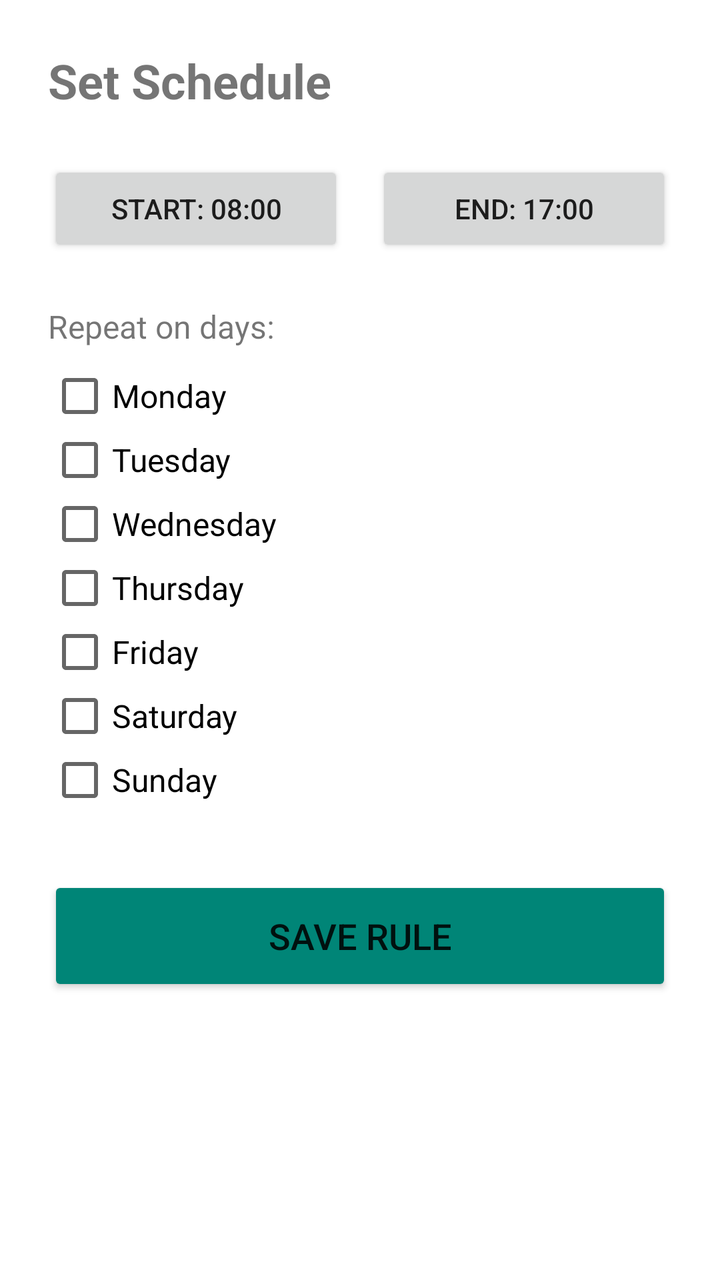
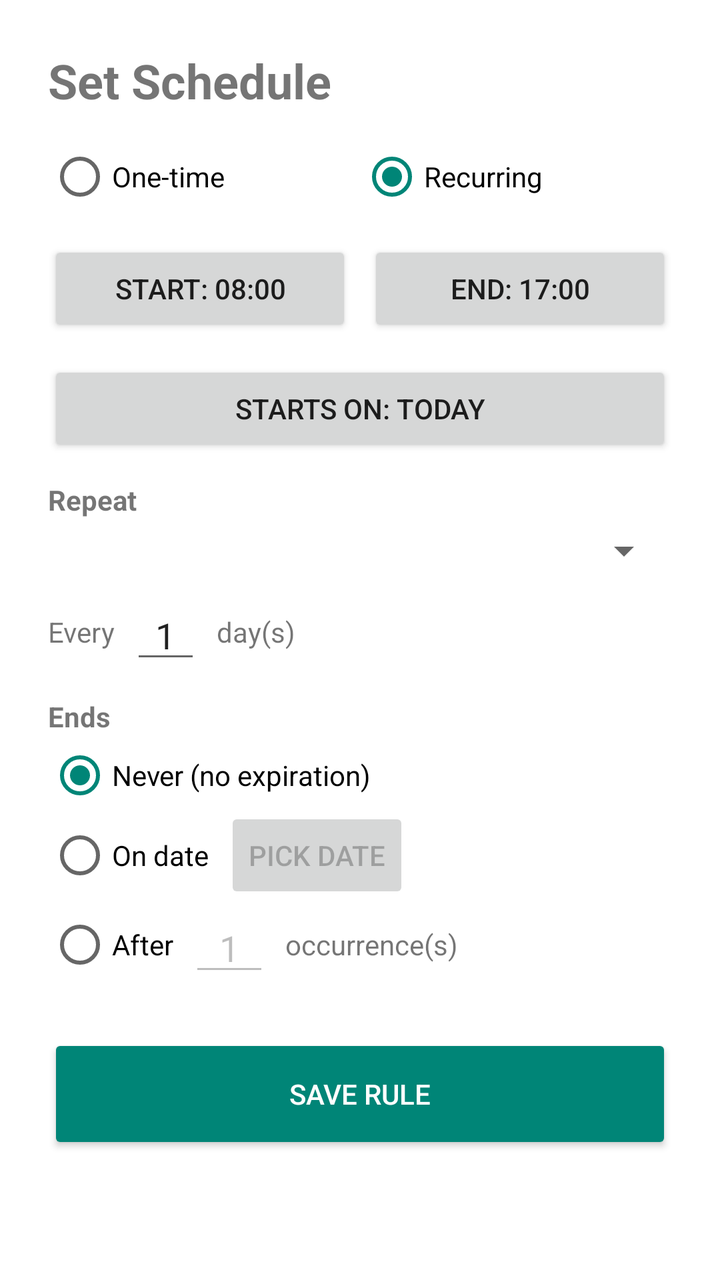

Screens rendered from an Android XML layout before and after an edit, with the pre-edit source and the edit as a unified diff.
<!-- AndroidManifest.xml: application theme AppTheme -->
<!-- res/layout/activity_schedule.xml -->
<?xml version="1.0" encoding="utf-8"?>
<ScrollView xmlns:android="http://schemas.android.com/apk/res/android"
    android:layout_width="match_parent"
    android:layout_height="match_parent"
    android:background="@color/white"
    android:fillViewport="true">

<LinearLayout
    android:layout_width="match_parent"
    android:layout_height="wrap_content"
    android:orientation="vertical"
    android:padding="24dp">

    <TextView
        android:layout_width="wrap_content"
        android:layout_height="wrap_content"
        android:text="Set Schedule"
        android:textSize="24sp"
        android:textStyle="bold"
        android:layout_marginBottom="24dp"/>

    
    <LinearLayout
        android:layout_width="match_parent"
        android:layout_height="wrap_content"
        android:orientation="horizontal"
        android:layout_marginBottom="24dp">

        <Button
            android:id="@+id/btn_start_time"
            android:layout_width="0dp"
            android:layout_height="wrap_content"
            android:layout_weight="1"
            android:text="Start: 08:00"
            android:layout_marginEnd="8dp"/>

        <Button
            android:id="@+id/btn_end_time"
            android:layout_width="0dp"
            android:layout_height="wrap_content"
            android:layout_weight="1"
            android:text="End: 17:00"
            android:layout_marginStart="8dp"/>
    </LinearLayout>

    
    <TextView
        android:layout_width="wrap_content"
        android:layout_height="wrap_content"
        android:text="Repeat on days:"
        android:textSize="16sp"
        android:layout_marginBottom="8dp"/>

    <LinearLayout
        android:layout_width="match_parent"
        android:layout_height="wrap_content"
        android:orientation="vertical"
        android:layout_marginBottom="32dp">

        <CheckBox android:id="@+id/chk_mon" android:layout_width="wrap_content" android:layout_height="wrap_content" android:text="@string/monday" android:textSize="16sp" />
        <CheckBox android:id="@+id/chk_tue" android:layout_width="wrap_content" android:layout_height="wrap_content" android:text="@string/tuesday" android:textSize="16sp" />
        <CheckBox android:id="@+id/chk_wed" android:layout_width="wrap_content" android:layout_height="wrap_content" android:text="@string/wednesday" android:textSize="16sp" />
        <CheckBox android:id="@+id/chk_thu" android:layout_width="wrap_content" android:layout_height="wrap_content" android:text="@string/thursday" android:textSize="16sp" />
        <CheckBox android:id="@+id/chk_fri" android:layout_width="wrap_content" android:layout_height="wrap_content" android:text="@string/friday" android:textSize="16sp" />
        <CheckBox android:id="@+id/chk_sat" android:layout_width="wrap_content" android:layout_height="wrap_content" android:text="@string/saturday" android:textSize="16sp" />
        <CheckBox android:id="@+id/chk_sun" android:layout_width="wrap_content" android:layout_height="wrap_content" android:text="@string/sunday" android:textSize="16sp" />
    </LinearLayout>

    <Button
        android:id="@+id/btn_save_rule"
        android:layout_width="match_parent"
        android:layout_height="60dp"
        android:text="Save Rule"
        android:textSize="18sp"
        android:backgroundTint="@color/colorPrimary" />

</LinearLayout>
</ScrollView>
<!-- resources referenced by this layout -->
<resources>
  <color name="colorPrimary">#008577</color>
  <color name="white">#FFFFFF</color>
  <string name="friday">Friday</string>
  <string name="monday">Monday</string>
  <string name="saturday">Saturday</string>
  <string name="sunday">Sunday</string>
  <string name="thursday">Thursday</string>
  <string name="tuesday">Tuesday</string>
  <string name="wednesday">Wednesday</string>
  <style name="AppTheme" parent="Theme.AppCompat.Light.NoActionBar">
          
          <item name="colorPrimary">@color/colorPrimary</item>
          <item name="colorPrimaryDark">@color/colorPrimaryDark</item>
          <item name="colorAccent">@color/colorAccent</item>
      </style>
  <color name="colorPrimaryDark">#00574B</color>
  <color name="colorAccent">#008577</color>
</resources>

<!-- the commit's change to res/layout/activity_schedule.xml (unified diff, before → after) -->
@@ -17,61 +17,299 @@
         android:text="Set Schedule"
         android:textSize="24sp"
         android:textStyle="bold"
-        android:layout_marginBottom="24dp"/>
+        android:layout_marginBottom="16dp"/>
 
     
-    <LinearLayout
+    <RadioGroup
+        android:id="@+id/rg_event_type"
         android:layout_width="match_parent"
         android:layout_height="wrap_content"
         android:orientation="horizontal"
-        android:layout_marginBottom="24dp">
-
-        <Button
-            android:id="@+id/btn_start_time"
+        android:layout_marginBottom="16dp">
+
+        <RadioButton
+            android:id="@+id/rb_once"
             android:layout_width="0dp"
             android:layout_height="wrap_content"
             android:layout_weight="1"
-            android:text="Start: 08:00"
-            android:layout_marginEnd="8dp"/>
-
-        <Button
-            android:id="@+id/btn_end_time"
+            android:text="One-time" />
+
+        <RadioButton
+            android:id="@+id/rb_recurring"
             android:layout_width="0dp"
             android:layout_height="wrap_content"
             android:layout_weight="1"
-            android:text="End: 17:00"
-            android:layout_marginStart="8dp"/>
-    </LinearLayout>
+            android:checked="true"
+            android:text="Recurring" />
+    </RadioGroup>
 
     
-    <TextView
-        android:layout_width="wrap_content"
-        android:layout_height="wrap_content"
-        android:text="Repeat on days:"
-        android:textSize="16sp"
-        android:layout_marginBottom="8dp"/>
-
     <LinearLayout
+        android:id="@+id/section_once"
         android:layout_width="match_parent"
         android:layout_height="wrap_content"
         android:orientation="vertical"
-        android:layout_marginBottom="32dp">
-
-        <CheckBox android:id="@+id/chk_mon" android:layout_width="wrap_content" android:layout_height="wrap_content" android:text="@string/monday" android:textSize="16sp" />
-        <CheckBox android:id="@+id/chk_tue" android:layout_width="wrap_content" android:layout_height="wrap_content" android:text="@string/tuesday" android:textSize="16sp" />
-        <CheckBox android:id="@+id/chk_wed" android:layout_width="wrap_content" android:layout_height="wrap_content" android:text="@string/wednesday" android:textSize="16sp" />
-        <CheckBox android:id="@+id/chk_thu" android:layout_width="wrap_content" android:layout_height="wrap_content" android:text="@string/thursday" android:textSize="16sp" />
-        <CheckBox android:id="@+id/chk_fri" android:layout_width="wrap_content" android:layout_height="wrap_content" android:text="@string/friday" android:textSize="16sp" />
-        <CheckBox android:id="@+id/chk_sat" android:layout_width="wrap_content" android:layout_height="wrap_content" android:text="@string/saturday" android:textSize="16sp" />
-        <CheckBox android:id="@+id/chk_sun" android:layout_width="wrap_content" android:layout_height="wrap_content" android:text="@string/sunday" android:textSize="16sp" />
+        android:visibility="gone"
+        android:layout_marginBottom="8dp">
+
+        <TextView
+            android:layout_width="wrap_content"
+            android:layout_height="wrap_content"
+            android:text="From"
+            android:textStyle="bold"
+            android:layout_marginBottom="4dp"/>
+
+        <LinearLayout
+            android:layout_width="match_parent"
+            android:layout_height="wrap_content"
+            android:orientation="horizontal"
+            android:layout_marginBottom="12dp">
+
+            <Button
+                android:id="@+id/btn_once_start_date"
+                android:layout_width="0dp"
+                android:layout_height="wrap_content"
+                android:layout_weight="3"
+                android:layout_marginEnd="8dp"
+                android:text="Date" />
+
+            <Button
+                android:id="@+id/btn_once_start_time"
+                android:layout_width="0dp"
+                android:layout_height="wrap_content"
+                android:layout_weight="2"
+                android:text="Time" />
+        </LinearLayout>
+
+        <TextView
+            android:layout_width="wrap_content"
+            android:layout_height="wrap_content"
+            android:text="To"
+            android:textStyle="bold"
+            android:layout_marginBottom="4dp"/>
+
+        <LinearLayout
+            android:layout_width="match_parent"
+            android:layout_height="wrap_content"
+            android:orientation="horizontal"
+            android:layout_marginBottom="8dp">
+
+            <Button
+                android:id="@+id/btn_once_end_date"
+                android:layout_width="0dp"
+                android:layout_height="wrap_content"
+                android:layout_weight="3"
+                android:layout_marginEnd="8dp"
+                android:text="Date" />
+
+            <Button
+                android:id="@+id/btn_once_end_time"
+                android:layout_width="0dp"
+                android:layout_height="wrap_content"
+                android:layout_weight="2"
+                android:text="Time" />
+        </LinearLayout>
+    </LinearLayout>
+
+    
+    <LinearLayout
+        android:id="@+id/section_recur"
+        android:layout_width="match_parent"
+        android:layout_height="wrap_content"
+        android:orientation="vertical"
+        android:layout_marginBottom="8dp">
+
+        
+        <LinearLayout
+            android:layout_width="match_parent"
+            android:layout_height="wrap_content"
+            android:orientation="horizontal"
+            android:layout_marginBottom="12dp">
+
+            <Button
+                android:id="@+id/btn_start_time"
+                android:layout_width="0dp"
+                android:layout_height="wrap_content"
+                android:layout_weight="1"
+                android:text="Start: 08:00"
+                android:layout_marginEnd="8dp"/>
+
+            <Button
+                android:id="@+id/btn_end_time"
+                android:layout_width="0dp"
+                android:layout_height="wrap_content"
+                android:layout_weight="1"
+                android:text="End: 17:00"/>
+        </LinearLayout>
+
+        
+        <Button
+            android:id="@+id/btn_anchor_date"
+            android:layout_width="match_parent"
+            android:layout_height="wrap_content"
+            android:layout_marginBottom="12dp"
+            android:text="Starts on: today" />
+
+        
+        <TextView
+            android:layout_width="wrap_content"
+            android:layout_height="wrap_content"
+            android:text="Repeat"
+            android:textStyle="bold"
+            android:layout_marginBottom="4dp"/>
+
+        <Spinner
+            android:id="@+id/spinner_freq"
+            android:layout_width="match_parent"
+            android:layout_height="wrap_content"
+            android:layout_marginBottom="8dp"/>
+
+        <LinearLayout
+            android:layout_width="match_parent"
+            android:layout_height="wrap_content"
+            android:orientation="horizontal"
+            android:gravity="center_vertical"
+            android:layout_marginBottom="12dp">
+
+            <TextView
+                android:layout_width="wrap_content"
+                android:layout_height="wrap_content"
+                android:text="Every"
+                android:layout_marginEnd="8dp"/>
+
+            <EditText
+                android:id="@+id/et_interval"
+                android:layout_width="35dp"
+                android:layout_height="wrap_content"
+                android:inputType="number"
+                android:gravity="center"
+                android:maxLength="2"
+                android:text="1"
+                android:layout_marginEnd="8dp"/>
+
+            <TextView
+                android:id="@+id/tv_interval_unit"
+                android:layout_width="wrap_content"
+                android:layout_height="wrap_content"
+                android:text="day(s)"/>
+        </LinearLayout>
+
+        
+        <LinearLayout
+            android:id="@+id/days_container"
+            android:layout_width="match_parent"
+            android:layout_height="wrap_content"
+            android:orientation="vertical"
+            android:visibility="gone"
+            android:layout_marginBottom="8dp">
+
+            <TextView
+                android:layout_width="wrap_content"
+                android:layout_height="wrap_content"
+                android:text="Repeat on days"
+                android:textStyle="bold"
+                android:layout_marginBottom="4dp"/>
+
+            <CheckBox android:id="@+id/chk_mon" android:layout_width="wrap_content" android:layout_height="wrap_content" android:text="@string/monday" android:textSize="16sp" />
+            <CheckBox android:id="@+id/chk_tue" android:layout_width="wrap_content" android:layout_height="wrap_content" android:text="@string/tuesday" android:textSize="16sp" />
+            <CheckBox android:id="@+id/chk_wed" android:layout_width="wrap_content" android:layout_height="wrap_content" android:text="@string/wednesday" android:textSize="16sp" />
+            <CheckBox android:id="@+id/chk_thu" android:layout_width="wrap_content" android:layout_height="wrap_content" android:text="@string/thursday" android:textSize="16sp" />
+            <CheckBox android:id="@+id/chk_fri" android:layout_width="wrap_content" android:layout_height="wrap_content" android:text="@string/friday" android:textSize="16sp" />
+            <CheckBox android:id="@+id/chk_sat" android:layout_width="wrap_content" android:layout_height="wrap_content" android:text="@string/saturday" android:textSize="16sp" />
+            <CheckBox android:id="@+id/chk_sun" android:layout_width="wrap_content" android:layout_height="wrap_content" android:text="@string/sunday" android:textSize="16sp" />
+        </LinearLayout>
+
+        
+        <TextView
+            android:id="@+id/tv_freq_info"
+            android:layout_width="wrap_content"
+            android:layout_height="wrap_content"
+            android:visibility="gone"
+            android:textColor="@color/text_secondary"
+            android:layout_marginBottom="8dp"/>
+
+        
+        <TextView
+            android:layout_width="wrap_content"
+            android:layout_height="wrap_content"
+            android:text="Ends"
+            android:textStyle="bold"
+            android:layout_marginBottom="4dp"/>
+
+        
+        <LinearLayout
+            android:id="@+id/rg_term"
+            android:layout_width="match_parent"
+            android:layout_height="wrap_content"
+            android:orientation="vertical">
+
+            <RadioButton
+                android:id="@+id/rb_forever"
+                android:layout_width="wrap_content"
+                android:layout_height="wrap_content"
+                android:checked="true"
+                android:text="Never (no expiration)" />
+
+            <LinearLayout
+                android:layout_width="match_parent"
+                android:layout_height="wrap_content"
+                android:orientation="horizontal"
+                android:gravity="center_vertical">
+
+                <RadioButton
+                    android:id="@+id/rb_until"
+                    android:layout_width="wrap_content"
+                    android:layout_height="wrap_content"
+                    android:text="On date" />
+
+                <Button
+                    android:id="@+id/btn_until_date"
+                    android:layout_width="wrap_content"
+                    android:layout_height="wrap_content"
+                    android:enabled="false"
+                    android:layout_marginStart="8dp"
+                    android:text="Pick date" />
+            </LinearLayout>
+
+            <LinearLayout
+                android:layout_width="match_parent"
+                android:layout_height="wrap_content"
+                android:orientation="horizontal"
+                android:gravity="center_vertical">
+
+                <RadioButton
+                    android:id="@+id/rb_count"
+                    android:layout_width="wrap_content"
+                    android:layout_height="wrap_content"
+                    android:text="After" />
+
+                <EditText
+                    android:id="@+id/et_count"
+                    android:layout_width="40dp"
+                    android:layout_height="wrap_content"
+                    android:inputType="number"
+                    android:gravity="center"
+                    android:maxLength="3"
+                    android:enabled="false"
+                    android:text="1"
+                    android:layout_marginStart="8dp"
+                    android:layout_marginEnd="8dp"/>
+
+                <TextView
+                    android:layout_width="wrap_content"
+                    android:layout_height="wrap_content"
+                    android:text="occurrence(s)"/>
+            </LinearLayout>
+        </LinearLayout>
     </LinearLayout>
 
     <Button
         android:id="@+id/btn_save_rule"
         android:layout_width="match_parent"
         android:layout_height="60dp"
+        android:layout_marginTop="16dp"
         android:text="Save Rule"
-        android:textSize="18sp"
+        android:textColor="@color/white"
         android:backgroundTint="@color/colorPrimary" />
 
 </LinearLayout>
<!-- resource entries referenced after the edit -->
@@ -1,6 +1,7 @@
 <!-- resources referenced by this layout -->
 <resources>
   <color name="colorPrimary">#008577</color>
+  <color name="text_secondary">#757575</color>
   <color name="white">#FFFFFF</color>
   <string name="friday">Friday</string>
   <string name="monday">Monday</string>
@@ -9,7 +10,7 @@
   <string name="thursday">Thursday</string>
   <string name="tuesday">Tuesday</string>
   <string name="wednesday">Wednesday</string>
-  <style name="AppTheme" parent="Theme.AppCompat.Light.NoActionBar">
+  <style name="AppTheme" parent="Theme.MaterialComponents.Light.NoActionBar.Bridge">
           
           <item name="colorPrimary">@color/colorPrimary</item>
           <item name="colorPrimaryDark">@color/colorPrimaryDark</item>
